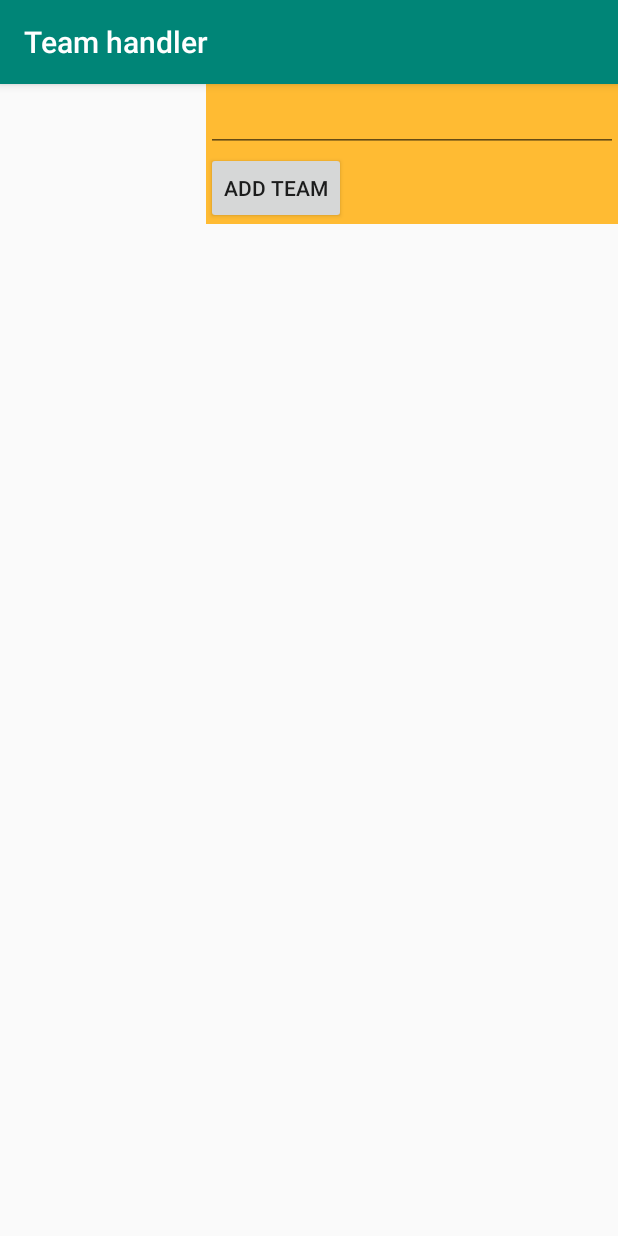
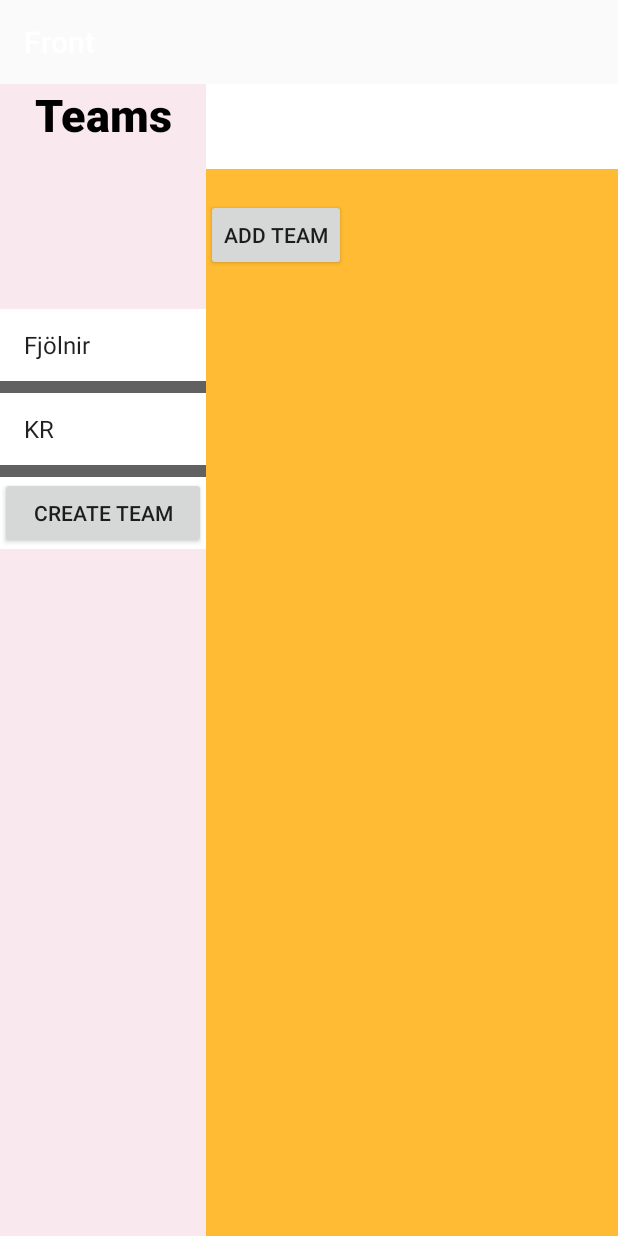
Before and after one commit to alli959/Hugbunadarverkefni2, an Android app: the TeamLeftFragment screen opened directly, with no data from a screen before it, on a phone screen of 412 x 824 dp. Run offline under Robolectric (Android 15) with nearby library versions, the phone set to English and light mode, and no system bars.

Commit message:
kominn mjög góða leið með teamView,

```diff
--- a/Front-end/app/src/main/AndroidManifest.xml
+++ b/Front-end/app/src/main/AndroidManifest.xml
@@ -20,11 +20,11 @@
             android:name=".LoginActivity"
             android:label="@string/title_activity_login"></activity>
         <activity
-            android:name=".TeamActivity"
-            android:label="Team handler">
+            android:name=".TeamActivity">
 
 
-            ></activity>
+
+            </activity>
         <activity
             android:name=".MainActivity"
             android:label="@string/app_name"
--- a/Front-end/app/src/main/java/yolo/basket/TeamActivity.java
+++ b/Front-end/app/src/main/java/yolo/basket/TeamActivity.java
@@ -3,6 +3,7 @@ package yolo.basket;
 import android.os.Bundle;
 import android.support.annotation.Nullable;
 import android.support.v7.app.AppCompatActivity;
+import android.view.View;
 
 public class TeamActivity extends AppCompatActivity implements TeamRightFragment.FragmentRightListener, TeamLeftFragment.FragmentLeftListener {
     private TeamLeftFragment teamLeftFragment;
@@ -13,8 +14,10 @@ public class TeamActivity extends AppCompatActivity implements TeamRightFragment
         super.onCreate(savedInstanceState);
         setContentView(R.layout.activity_team);
 
+
         teamLeftFragment = new TeamLeftFragment();
         teamRightFragment = new TeamRightFragment();
+
 
         getSupportFragmentManager().beginTransaction()
                 .replace(R.id.leftfragment, teamLeftFragment)
@@ -27,6 +30,7 @@ public class TeamActivity extends AppCompatActivity implements TeamRightFragment
     @Override
     public void onRightFragmentInput(CharSequence input) {
         teamLeftFragment.updateTeamNames(input);
+
     }
 
     @Override
--- a/Front-end/app/src/main/java/yolo/basket/TeamLeftFragment.java
+++ b/Front-end/app/src/main/java/yolo/basket/TeamLeftFragment.java
@@ -10,6 +10,7 @@ import android.util.Log;
 import android.view.LayoutInflater;
 import android.view.View;
 import android.view.ViewGroup;
+import android.widget.AdapterView;
 import android.widget.ArrayAdapter;
 import android.widget.EditText;
 import android.widget.ListView;
@@ -36,7 +37,7 @@ public class TeamLeftFragment extends Fragment {
             "KR",
             "Prumpuliðið",};
 
-    ArrayList<String> teamNames = new ArrayList<String>(Arrays.asList(arrTeamNames));
+    private ArrayList<String> teamNames = new ArrayList<String>(Arrays.asList(arrTeamNames));
 
 
 
@@ -53,6 +54,14 @@ public class TeamLeftFragment extends Fragment {
         );
 
         listView.setAdapter(listViewAdapter);
+
+        listView.setOnItemClickListener(new AdapterView.OnItemClickListener() {
+            @Override
+            public void onItemClick(AdapterView<?> parent, View view, int position, long id) {
+                String name = (String) parent.getItemAtPosition(position);
+                Log.d("name", name);
+            }
+        });
 
         return view;
     }
--- a/Front-end/app/src/main/java/yolo/basket/TeamRightFragment.java
+++ b/Front-end/app/src/main/java/yolo/basket/TeamRightFragment.java
@@ -25,7 +25,6 @@ public class TeamRightFragment extends Fragment {
     @Override
     public View onCreateView(@NonNull LayoutInflater inflater, @Nullable ViewGroup container, @Nullable Bundle savedInstanceState) {
         View view = inflater.inflate(R.layout.team_right_fragment, container, false);
-
         teamName = view.findViewById(R.id.team_name);
         addTeamButton = view.findViewById(R.id.button_addteam);
 
--- a/Front-end/app/src/main/res/layout/app_bar_main.xml
+++ b/Front-end/app/src/main/res/layout/app_bar_main.xml
@@ -9,13 +9,14 @@
     <android.support.design.widget.AppBarLayout
         android:layout_width="match_parent"
         android:layout_height="wrap_content"
+        android:background="@drawable/ic_launcher_background"
         android:theme="@style/AppTheme.AppBarOverlay">
 
         <android.support.v7.widget.Toolbar
             android:id="@+id/toolbar"
             android:layout_width="match_parent"
             android:layout_height="?attr/actionBarSize"
-            android:background="?attr/colorPrimary"
+            android:background="@drawable/ic_launcher_background"
             app:popupTheme="@style/AppTheme.PopupOverlay" />
 
     </android.support.design.widget.AppBarLayout>
--- a/Front-end/app/src/main/res/layout/team_left_fragment.xml
+++ b/Front-end/app/src/main/res/layout/team_left_fragment.xml
@@ -1,21 +1,43 @@
 <?xml version="1.0" encoding="utf-8"?>
 <RelativeLayout xmlns:android="http://schemas.android.com/apk/res/android"
+    xmlns:app="http://schemas.android.com/apk/res-auto"
     xmlns:tools="http://schemas.android.com/tools"
     android:layout_width="match_parent"
     android:layout_height="match_parent"
-
+    android:background="@color/colorAccent"
     android:visibility="visible"
     tools:layout_width="match_parent">
+
+    <TextView
+        android:id="@+id/leftHeader"
+        android:layout_width="match_parent"
+        android:layout_height="wrap_content"
+        android:background="@color/colorPrimary"
+        android:gravity="center_horizontal"
+        android:text="Teams"
+        android:textColor="@color/colorPrimaryDark"
+        android:textSize="30sp"
+        android:typeface="serif"
+        android:visibility="visible"
+        app:fontFamily="sans-serif-black" />
 
     <ListView
         android:id="@+id/teamList"
         android:layout_width="match_parent"
-        android:layout_height="match_parent"
-        android:layout_marginStart="100dp"
-        android:layout_marginLeft="0dp"
-        android:layout_marginTop="150dp"
-        android:layout_marginEnd="100dp"
-        android:layout_marginRight="0dp"
-        android:layout_marginBottom="250dp"></ListView>
+        android:layout_height="wrap_content"
+        android:layout_marginVertical="150dp"
+        android:background="@android:color/background_light"
+        android:divider="#9F030303"
+        android:dividerHeight="@dimen/nav_header_vertical_spacing"
+        android:footerDividersEnabled="false"
+        android:gravity="center_horizontal"
+        android:headerDividersEnabled="false"></ListView>
+
+    <Button
+        android:id="@+id/button_createTeam"
+        android:layout_width="match_parent"
+        android:layout_height="wrap_content"
+        android:layout_alignBottom="@+id/teamList"
+        android:text="Create Team" />
 
 </RelativeLayout>
--- a/Front-end/app/src/main/res/layout/team_right_fragment.xml
+++ b/Front-end/app/src/main/res/layout/team_right_fragment.xml
@@ -1,20 +1,24 @@
 <?xml version="1.0" encoding="utf-8"?>
 <LinearLayout xmlns:android="http://schemas.android.com/apk/res/android"
-    android:layout_width="match_parent" android:layout_height="wrap_content"
+    android:layout_width="match_parent" android:layout_height="match_parent"
     android:orientation="vertical"
     android:background="@android:color/holo_orange_light"
     android:layout_gravity="center_horizontal"
     >
+
     <EditText
         android:id="@+id/team_name"
+        style="@style/Base.Widget.MaterialComponents.TextInputEditText"
         android:layout_width="match_parent"
-        android:layout_height="wrap_content" />
+        android:layout_height="wrap_content"
+        android:background="@android:color/background_light"
+        android:textColor="@android:color/background_dark" />
 
     <Button
         android:id="@+id/button_addteam"
         android:layout_width="wrap_content"
         android:layout_height="wrap_content"
-        android:text="Add Team"
-        />
+        android:layout_marginTop="20dp"
+        android:text="Add Team" />
 
 </LinearLayout>
--- a/Front-end/app/src/main/res/values/colors.xml
+++ b/Front-end/app/src/main/res/values/colors.xml
@@ -1,6 +1,6 @@
 <?xml version="1.0" encoding="utf-8"?>
 <resources>
-    <color name="colorPrimary">#008577</color>
-    <color name="colorPrimaryDark">#00574B</color>
-    <color name="colorAccent">#D81B60</color>
+    <color name="colorPrimary">#00FCFAFA</color>
+    <color name="colorPrimaryDark">#000000</color>
+    <color name="colorAccent">#26F289AF</color>
 </resources>
```
